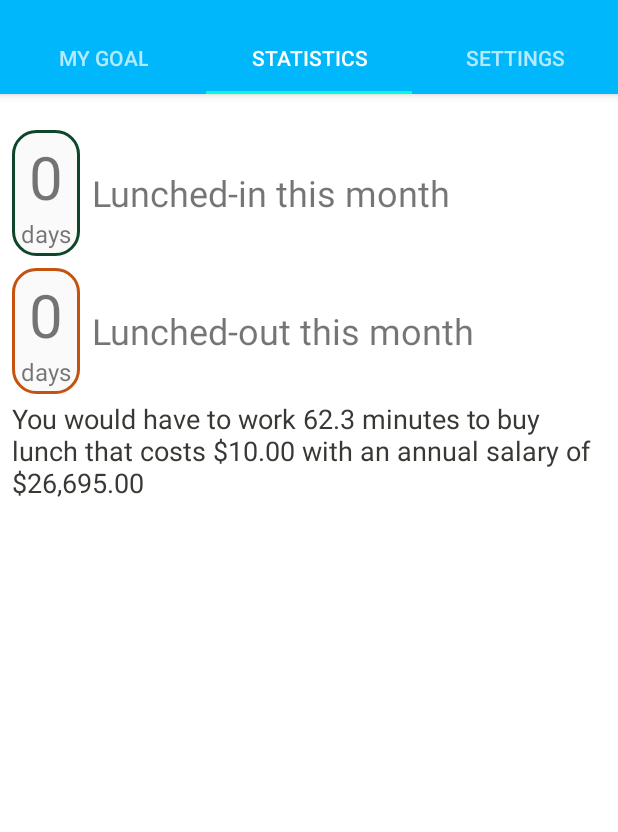
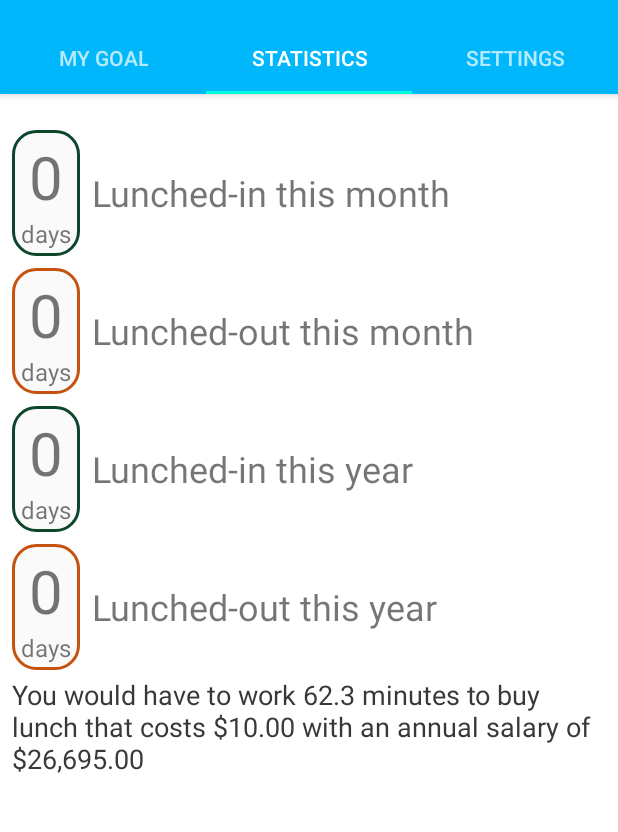
Before and after one commit to AndroidAtelier/lunch-in, an Android app: the screen it shows after launch (MainActivity), tab 2 chosen, on a phone screen of 412 x 824 dp, the part 62-894 px from its top. Run offline under Robolectric (Android 15) with nearby library versions, the light colour scheme and no system bars; libraries missing offline, so code that uses them is left out: nl.qbusict.cupboard; 6 statements that could not run were skipped.

Commit message:
Added the yearly stats.

```diff
--- a/app/src/main/java/com/androidatelier/lunchin/database/LunchInApi.java
+++ b/app/src/main/java/com/androidatelier/lunchin/database/LunchInApi.java
@@ -60,6 +60,9 @@ public class LunchInApi {
         return getNumberOfLunchsThisMonth(false);
     }
 
+    public int getNumberOfLunchInsThisYear() {return getNumberOfLunchsThisYear(true);}
+    public int getNumberOfLunchOutsThisYear() {return getNumberOfLunchsThisYear(false);}
+
     public boolean didUserLunchOutToday() {
         DateTime now = mClock.getNow();
         DateTime start = now.withTimeAtStartOfDay();
@@ -108,4 +111,18 @@ public class LunchInApi {
                 .getCursor()
                 .getCount();
     }
+
+    public int getNumberOfLunchsThisYear(boolean success) {
+        DateTime now = mClock.getNow();
+        DateTime start = now.withDayOfYear(1).withTimeAtStartOfDay();
+
+        return cupboard().withDatabase(mDb)
+                .query(MealItem.class)
+                .withSelection("timestamp >= ? AND timestamp < ? AND success = ?",
+                        String.valueOf(start.getMillis()),
+                        String.valueOf(now.getMillis()),
+                        success ? "1" : "0")
+                .getCursor()
+                .getCount();
+    }
 }
--- a/app/src/main/java/com/androidatelier/lunchin/fragment/StatsFragment.java
+++ b/app/src/main/java/com/androidatelier/lunchin/fragment/StatsFragment.java
@@ -26,6 +26,9 @@ public class StatsFragment extends Fragment implements Updateable {
     private TextView mLunchCostInMinutes;
     private StatsRow mLunchInsThisMonth;
     private StatsRow mLunchOutsThisMonth;
+    private StatsRow mLunchInsThisYear;
+    private StatsRow mLunchOutsThisYear;
+
 
     @Override
     public View onCreateView(LayoutInflater inflater, @Nullable ViewGroup container, @Nullable Bundle savedInstanceState) {
@@ -33,6 +36,8 @@ public class StatsFragment extends Fragment implements Updateable {
         mLunchCostInMinutes = (TextView) v.findViewById(R.id.fragment_stats_tv2);
         mLunchInsThisMonth = (StatsRow) v.findViewById(R.id.lunch_ins_this_month);
         mLunchOutsThisMonth = (StatsRow) v.findViewById(R.id.lunch_outs_this_month);
+        mLunchInsThisYear = (StatsRow) v.findViewById(R.id.lunch_ins_this_year);
+        mLunchOutsThisYear = (StatsRow) v.findViewById(R.id.lunch_outs_this_year);
 
         mSettingsAccess = new SettingsAccess(getActivity());
         mLunchInApi = new LunchInApi(getActivity());
@@ -65,5 +70,10 @@ public class StatsFragment extends Fragment implements Updateable {
         mLunchInsThisMonth.setNumberBackground(R.drawable.stats_round_green);
         mLunchOutsThisMonth.setNumber(mLunchInApi.getNumberOfLunchOutsThisMonth(), R.plurals.day);
         mLunchOutsThisMonth.setNumberBackground(R.drawable.stats_round_red);
+
+        mLunchInsThisYear.setNumber(mLunchInApi.getNumberOfLunchInsThisYear(), R.plurals.day);
+        mLunchInsThisYear.setNumberBackground(R.drawable.stats_round_green);
+        mLunchOutsThisYear.setNumber(mLunchInApi.getNumberOfLunchOutsThisYear(), R.plurals.day);
+        mLunchOutsThisYear.setNumberBackground(R.drawable.stats_round_red);
     }
 }
--- a/app/src/main/java/com/androidatelier/lunchin/widget/StatsRow.java
+++ b/app/src/main/java/com/androidatelier/lunchin/widget/StatsRow.java
@@ -49,12 +49,5 @@ public class StatsRow extends TableRow {
 
     public void setNumberBackground(@DrawableRes int intColor) {
         mBackground.setBackground(getResources().getDrawable(intColor));
-       /* if (color == 1)
-            mBackground.setBackground(getResources().getDrawable(R.drawable.stats_round_green));
-        else if (color == 2)
-            mBackground.setBackground(getResources().getDrawable(R.drawable.stats_round_red));
-         else if (color == 3)
-            mBackground.setBackground(getResources().getDrawable(R.drawable.stats_round_gray)); */
-
     }
 }
--- a/app/src/main/res/layout/fragment_stats.xml
+++ b/app/src/main/res/layout/fragment_stats.xml
@@ -37,6 +37,16 @@
             android:id="@+id/lunch_outs_this_month"
             android:title="@string/lunch_outs_this_month"/>
 
+        <com.androidatelier.lunchin.widget.StatsRow
+            style="@style/StatsRow"
+            android:id="@+id/lunch_ins_this_year"
+            android:title="@string/lunch_ins_this_year"/>
+
+        <com.androidatelier.lunchin.widget.StatsRow
+            style="@style/StatsRow"
+            android:id="@+id/lunch_outs_this_year"
+            android:title="@string/lunch_outs_this_year"/>
+
         <TextView
             android:id="@+id/fragment_stats_tv2"
             android:layout_width="wrap_content"
--- a/app/src/main/res/values/strings.xml
+++ b/app/src/main/res/values/strings.xml
@@ -20,6 +20,8 @@
 
     <string name="lunch_ins_this_month">Lunched-in this month</string>
     <string name="lunch_outs_this_month">Lunched-out this month</string>
+    <string name="lunch_ins_this_year">Lunched-in this year</string>
+    <string name="lunch_outs_this_year">Lunched-out this year</string>
 
     <plurals name="day">
         <item quantity="zero">days</item>
```
